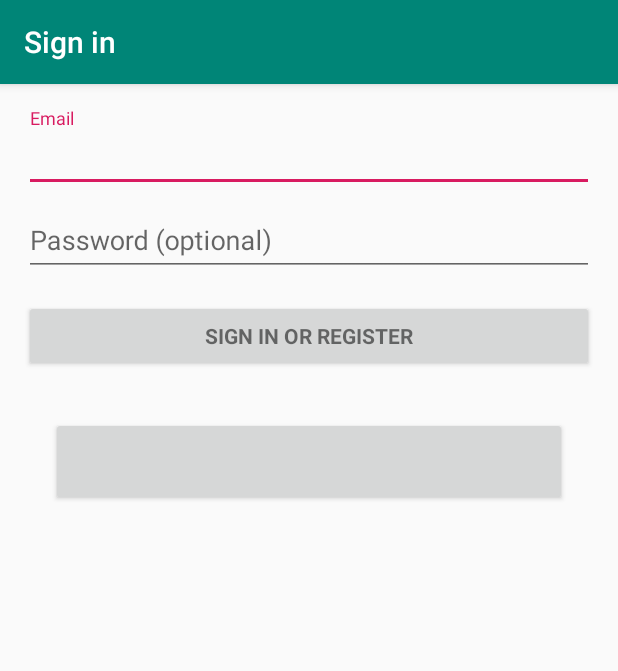
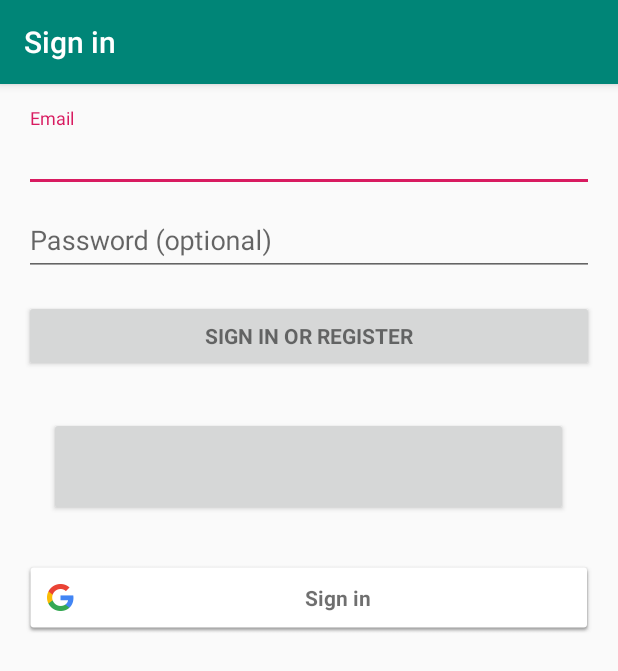
Before and after one commit to mihailm94/airpnpee, an Android app: the screen it shows after launch (LoginActivity), after a tap on "LOGIN", on a phone screen of 412 x 824 dp. Shown: the top 671 px of the screen. Run offline under Robolectric (Android 15) with nearby library versions, the phone set to English and light mode, and no system bars; libraries missing offline, so code that uses them is left out: com.facebook, com.facebook.appevents, com.facebook.login; plain views replace LoginButton; 10 statements that could not run were skipped.

Commit message:
google login button Test

```diff
--- a/app/src/main/java/com/appspot/airpeepee/airpeepee/LoginActivity.java
+++ b/app/src/main/java/com/appspot/airpeepee/airpeepee/LoginActivity.java
@@ -3,23 +3,23 @@ package com.appspot.airpeepee.airpeepee;
 import android.animation.Animator;
 import android.animation.AnimatorListenerAdapter;
 import android.annotation.TargetApi;
+import android.app.LoaderManager.LoaderCallbacks;
+import android.content.CursorLoader;
 import android.content.Intent;
+import android.content.Loader;
 import android.content.pm.PackageManager;
-import android.support.annotation.NonNull;
-import android.support.design.widget.Snackbar;
-import android.support.v7.app.AppCompatActivity;
-import android.app.LoaderManager.LoaderCallbacks;
-
-import android.content.CursorLoader;
-import android.content.Loader;
 import android.database.Cursor;
 import android.net.Uri;
 import android.os.AsyncTask;
-
 import android.os.Build;
 import android.os.Bundle;
 import android.provider.ContactsContract;
+import android.support.annotation.NonNull;
+import android.support.annotation.Nullable;
+import android.support.design.widget.Snackbar;
+import android.support.v7.app.AppCompatActivity;
 import android.text.TextUtils;
+import android.util.Log;
 import android.view.KeyEvent;
 import android.view.View;
 import android.view.View.OnClickListener;
@@ -29,11 +29,22 @@ import android.widget.AutoCompleteTextView;
 import android.widget.Button;
 import android.widget.EditText;
 import android.widget.TextView;
+
+import com.facebook.AccessToken;
+import com.facebook.CallbackManager;
+import com.facebook.FacebookCallback;
+import com.facebook.FacebookException;
 import com.facebook.FacebookSdk;
-import com.facebook.*;
 import com.facebook.appevents.AppEventsLogger;
 import com.facebook.login.LoginResult;
 import com.facebook.login.widget.LoginButton;
+import com.google.android.gms.auth.api.signin.GoogleSignIn;
+import com.google.android.gms.auth.api.signin.GoogleSignInAccount;
+import com.google.android.gms.auth.api.signin.GoogleSignInClient;
+import com.google.android.gms.auth.api.signin.GoogleSignInOptions;
+import com.google.android.gms.common.SignInButton;
+import com.google.android.gms.common.api.ApiException;
+import com.google.android.gms.tasks.Task;
 
 import java.util.ArrayList;
 import java.util.Arrays;
@@ -75,14 +86,68 @@ public class LoginActivity extends AppCompatActivity implements LoaderCallbacks<
     private View mProgressView;
     private View mLoginFormView;
     private LoginButton loginButton;
+    private GoogleSignInClient mGoogleSignInClient;
+    private static int RC_SIGN_IN = 100;
+    private String TAG;
+
+
+    @Override
+    protected void onStart()
+    {
+        super.onStart();
+        //onStart Called
+        // Check for existing Google Sign In account, if the user is already signed in
+        // the GoogleSignInAccount will be non-null.
+        GoogleSignInAccount account = GoogleSignIn.getLastSignedInAccount(this);
+        updateUI(account);
+
+    }
+
+
+
+    private void updateUI(@Nullable GoogleSignInAccount account) {
+       /* if (account != null) {
+            mStatusTextView.setText(getString(R.string.signed_in_fmt, account.getDisplayName()));
+
+            findViewById(R.id.sign_in_button).setVisibility(View.GONE);
+            findViewById(R.id.sign_out_and_disconnect).setVisibility(View.VISIBLE);
+        } else {
+            mStatusTextView.setText(R.string.signed_out);
+
+            findViewById(R.id.sign_in_button).setVisibility(View.VISIBLE);
+            findViewById(R.id.sign_out_and_disconnect).setVisibility(View.GONE);
+        } */
+    }
+
+    // google signIn function
+    private void signIn() {
+        Intent signInIntent = mGoogleSignInClient.getSignInIntent();
+        startActivityForResult(signInIntent, RC_SIGN_IN);
+    }
+
 
     @Override
     protected void onCreate(Bundle savedInstanceState) {
         super.onCreate(savedInstanceState);
 
+        // facebook login
         FacebookSdk.sdkInitialize(getApplicationContext());
         AppEventsLogger.activateApp(this);
+
+        // google login
+        // Configure sign-in to request the user's ID, email address, and basic
+// profile. ID and basic profile are included in DEFAULT_SIGN_IN.
+        GoogleSignInOptions gso = new GoogleSignInOptions.Builder(GoogleSignInOptions.DEFAULT_SIGN_IN)
+                .requestEmail()
+                .build();
+        // Build a GoogleSignInClient with the options specified by gso.
+        mGoogleSignInClient = GoogleSignIn.getClient(this, gso);
+
+
+
+
         setContentView(R.layout.activity_login);
+
         // Set up the login form.
         mEmailView = (AutoCompleteTextView) findViewById(R.id.email);
         populateAutoComplete();
@@ -134,6 +199,18 @@ public class LoginActivity extends AppCompatActivity implements LoaderCallbacks<
         });
         AccessToken accessToken = AccessToken.getCurrentAccessToken();
         boolean isLoggedIn = accessToken != null && !accessToken.isExpired();
+        SignInButton signInButton = findViewById(R.id.sign_in_button);
+        signInButton.setOnClickListener(new OnClickListener() {
+            @Override
+            public void onClick(View v) {
+                switch (v.getId()) {
+                    case R.id.sign_in_button:
+                        signIn();
+                        break;
+                    // ...
+                }
+            }
+        });
 
 
     }
@@ -143,6 +220,28 @@ public class LoginActivity extends AppCompatActivity implements LoaderCallbacks<
     protected void onActivityResult(int requestCode, int resultCode, Intent data) {
         callbackManager.onActivityResult(requestCode, resultCode, data);
         super.onActivityResult(requestCode, resultCode, data);
+        // Result returned from launching the Intent from GoogleSignInClient.getSignInIntent(...);
+        if (requestCode == RC_SIGN_IN) {
+            // The Task returned from this call is always completed, no need to attach
+            // a listener.
+            Task<GoogleSignInAccount> task = GoogleSignIn.getSignedInAccountFromIntent(data);
+            handleSignInResult(task);
+        }
+
+    }
+
+    private void handleSignInResult(Task<GoogleSignInAccount> completedTask) {
+        try {
+            GoogleSignInAccount account = completedTask.getResult(ApiException.class);
+
+            // Signed in successfully, show authenticated UI.
+            updateUI(account);
+        } catch (ApiException e) {
+            // The ApiException status code indicates the detailed failure reason.
+            // Please refer to the GoogleSignInStatusCodes class reference for more information.
+            Log.w(TAG, "signInResult:failed code=" + e.getStatusCode());
+            updateUI(null);
+        }
     }
 
     private void populateAutoComplete() {
--- a/app/src/main/res/layout/activity_login.xml
+++ b/app/src/main/res/layout/activity_login.xml
@@ -75,12 +75,17 @@
 
             <com.facebook.login.widget.LoginButton
                 android:id="@+id/login_button"
-                android:layout_width="344dp"
-                android:layout_height="59dp"
+                android:layout_width="346dp"
+                android:layout_height="66dp"
                 android:layout_gravity="center_horizontal"
                 android:layout_marginTop="30dp"
                 android:layout_marginBottom="30dp" />
 
+            <com.google.android.gms.common.SignInButton
+                android:id="@+id/sign_in_button"
+                android:layout_width="match_parent"
+                android:layout_height="wrap_content" />
+
         </LinearLayout>
     </ScrollView>
 </LinearLayout>
```
Also changed, not shown: app/build.gradle (+9 -1 lines).
